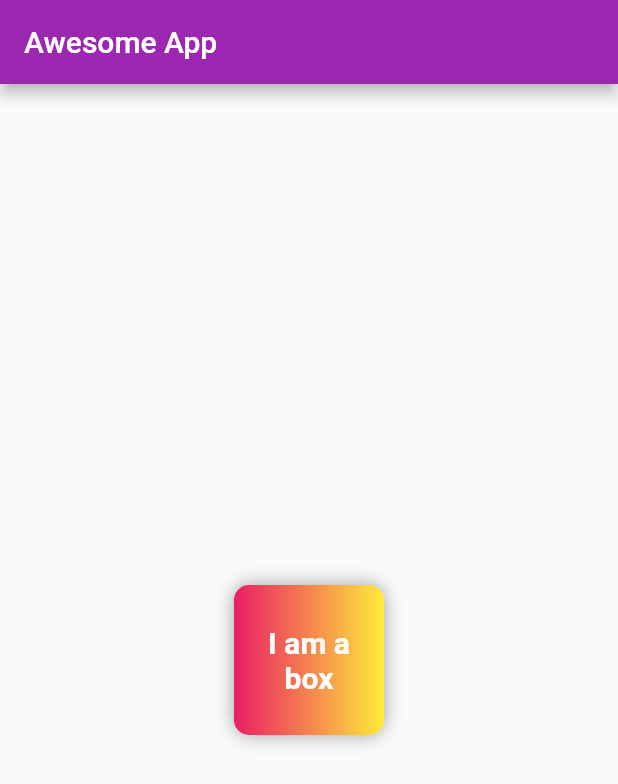
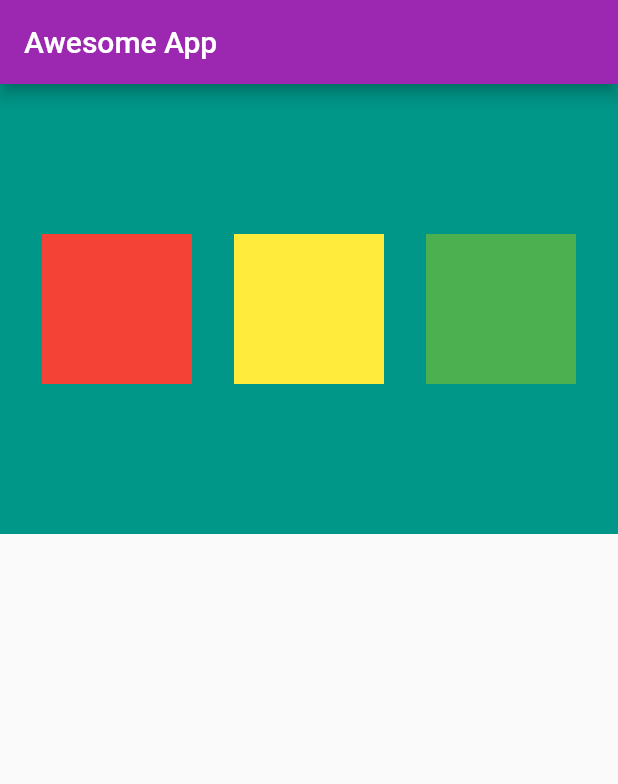
Before and after one commit to Mehul-Bisht/velocityx, a Flutter app: the screen it shows after launch, on a phone screen of 412 x 824 dp. Shown: the top 784 px of the screen. Run offline on Flutter 3.47's test engine with Material 2 defaults, Android fonts, the phone set to English and light mode, and no system bars; our stand-ins replace velocity_x.

Commit message:
Chapter-3

```diff
--- a/lib/main.dart
+++ b/lib/main.dart
@@ -23,38 +23,41 @@
   Widget build(BuildContext context) {
     return Scaffold(
       appBar: AppBar(
-      title: Text("Awesome App"),
+        title: Text("Awesome App"),
       ),
-          body: Center(
-            child: Container(
-              padding: const EdgeInsets.all(8),
-              width: 100,
-              height: 100,
-              alignment: Alignment.center,
-              decoration: BoxDecoration(
+      body: Container(
+        height: 300,
+        color: Colors.teal,
+        child: Row(
+            mainAxisAlignment: MainAxisAlignment.spaceEvenly,
+            children: <Widget>[
+              Container(
+                padding: const EdgeInsets.all(8),
+                width: 100,
+                height: 100,
                 color: Colors.red,
-                borderRadius: BorderRadius.circular(10),
-                gradient: LinearGradient(colors: [
-                  Colors.pink,
-                  Colors.yellow,
-                ]),
-                boxShadow: [
-                  BoxShadow(
-                    color: Colors.grey,
-                    blurRadius: 10,
-                  )
-                ]
+                alignment: Alignment.center,
               ),
-              child: Text(
-                  "I am a box",
-              textAlign: TextAlign.center,
-              style: TextStyle(
-                  fontSize: 20,
-                color: Colors.white,
-                fontWeight: FontWeight.bold,
-              ),),
-    ),
+
+              Container(
+                padding: const EdgeInsets.all(8),
+                width: 100,
+                height: 100,
+                color: Colors.yellow,
+                alignment: Alignment.center,
+              ),
+
+              Container(
+                padding: const EdgeInsets.all(8),
+                width: 100,
+                height: 100,
+                color: Colors.green,
+                alignment: Alignment.center,
+              )
+
+            ],
           ),
+      )
     );
   }
 }
```
